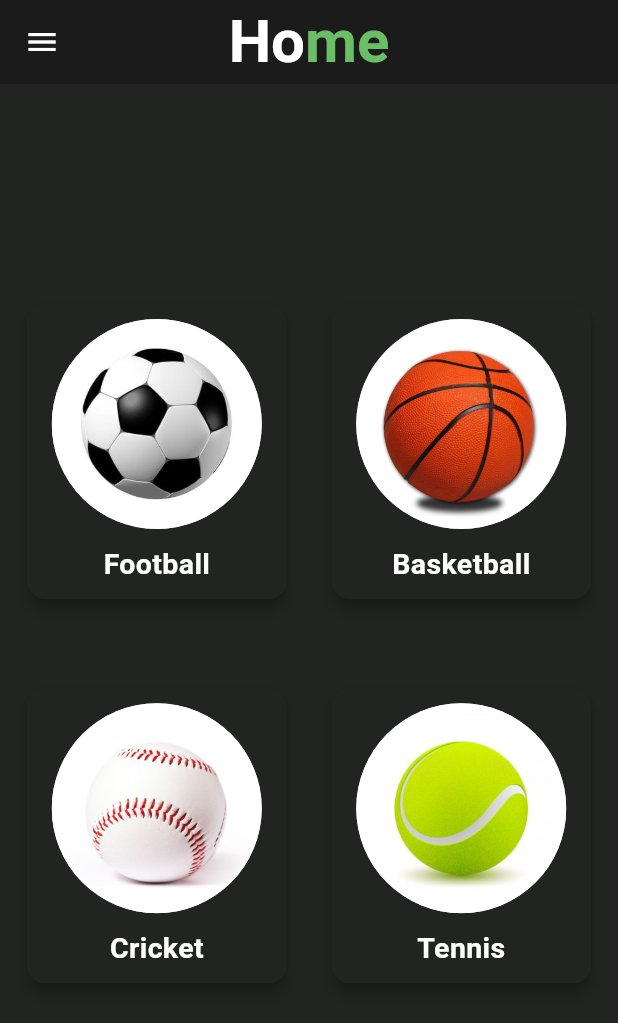
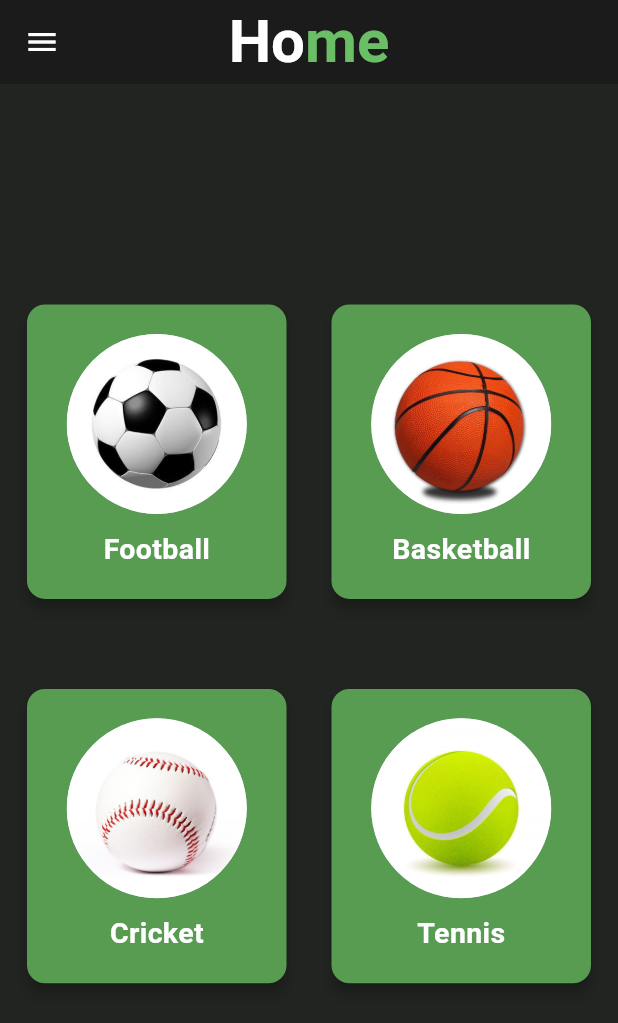
Before and after one commit to enasib556/login, a Flutter app: the HomeScreen screen opened by its route, on a phone screen of 412 x 824 dp. Shown: the top 1023 px of the screen. Run offline on Flutter 3.47's test engine with Material 3 defaults, Android fonts, the phone set to English and light mode, and no system bars; our stand-ins replace google_sign_in, shared_preferences; accounts and stored records are empty.

Commit message:
first commit

```diff
--- a/lib/Screens/home_screen.dart
+++ b/lib/Screens/home_screen.dart
@@ -45,6 +45,7 @@ class HomeScreen extends StatelessWidget {
       ),
       body: Center(
         child: Container(
+
           color: Colors.transparent,
           width: 800,
           height: 550,
@@ -72,7 +73,7 @@ class HomeScreen extends StatelessWidget {
 
   Widget _buildSportCard(BuildContext context, String sportName, String imagePath) {
     return Card(
-      color: Color(0xff222421),
+      color: Color.fromARGB(255, 88, 156, 82),
       elevation: 4.0,
       margin: EdgeInsets.only(top: 20),
       child: Column(
@@ -86,7 +87,7 @@ class HomeScreen extends StatelessWidget {
               );
             },
             child: CircleAvatar(
-              radius: 70,
+              radius: 60,
               backgroundImage: AssetImage(imagePath),
             ),
           ),
--- a/pubspec.yaml
+++ b/pubspec.yaml
@@ -33,6 +33,7 @@ dependencies:
   cupertino_icons: ^1.0.6
   shared_preferences: ^2.0.11
   google_sign_in: ^5.0.7
+  google_fonts: ^6.2.1
 dev_dependencies:
   flutter_test:
     sdk: flutter
```
Also changed, not shown: pubspec.lock, 1 other file.
